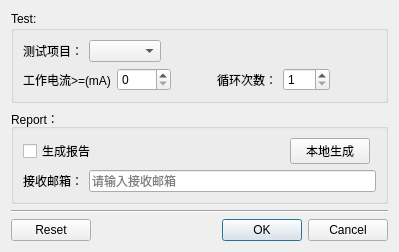
This is SubWidget/toolconfig.ui in RoadRover-AutoTest/QtDemo as Qt 5 draws it before an edit. The edited form follows.
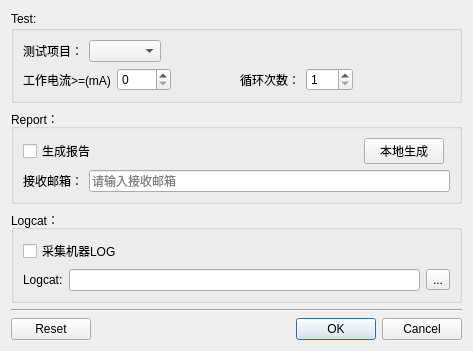
This is the edited form.

Commit message: 20190311:增加线程抓机器LOG，修改关机检测问题

What changed in the file:
```diff
--- a/SubWidget/toolconfig.ui
+++ b/SubWidget/toolconfig.ui
@@ -6,8 +6,8 @@
    <rect>
     <x>0</x>
     <y>0</y>
-    <width>399</width>
-    <height>227</height>
+    <width>473</width>
+    <height>305</height>
    </rect>
   </property>
   <property name="windowTitle">
@@ -22,8 +22,8 @@
      <property name="flat">
       <bool>true</bool>
      </property>
-     <layout class="QGridLayout" name="gridLayout">
-      <item row="0" column="0" colspan="2">
+     <layout class="QGridLayout" name="gridLayout_3">
+      <item row="0" column="0">
        <layout class="QHBoxLayout" name="horizontalLayout_4">
         <item>
          <widget class="QLabel" name="label_4">
@@ -50,7 +50,7 @@
         </item>
        </layout>
       </item>
-      <item row="1" column="0" colspan="2">
+      <item row="1" column="0">
        <layout class="QHBoxLayout" name="horizontalLayout_2">
         <item>
          <widget class="QLabel" name="label_2">
@@ -81,7 +81,7 @@
         </item>
        </layout>
       </item>
-      <item row="1" column="2">
+      <item row="1" column="1">
        <layout class="QHBoxLayout" name="horizontalLayout">
         <item>
          <widget class="QLabel" name="label">
@@ -179,13 +179,49 @@
     </widget>
    </item>
    <item row="2" column="0">
+    <widget class="QGroupBox" name="groupBox_3">
+     <property name="title">
+      <string>Logcat：</string>
+     </property>
+     <property name="flat">
+      <bool>true</bool>
+     </property>
+     <layout class="QGridLayout" name="gridLayout">
+      <item row="0" column="0" colspan="2">
+       <widget class="QCheckBox" name="checkLogcat">
+        <property name="text">
+         <string>采集机器LOG</string>
+        </property>
+       </widget>
+      </item>
+      <item row="1" column="0">
+       <widget class="QLabel" name="label_5">
+        <property name="text">
+         <string>Logcat:</string>
+        </property>
+       </widget>
+      </item>
+      <item row="1" column="1">
+       <widget class="QLineEdit" name="lineLogcatPath"/>
+      </item>
+      <item row="1" column="2">
+       <widget class="QToolButton" name="BtnLogcatPath">
+        <property name="text">
+         <string>...</string>
+        </property>
+       </widget>
+      </item>
+     </layout>
+    </widget>
+   </item>
+   <item row="3" column="0">
     <widget class="Line" name="line">
      <property name="orientation">
       <enum>Qt::Horizontal</enum>
      </property>
     </widget>
    </item>
-   <item row="3" column="0">
+   <item row="4" column="0">
     <widget class="QDialogButtonBox" name="buttonBox">
      <property name="orientation">
       <enum>Qt::Horizontal</enum>
```
The commit also changes 19 other files.
